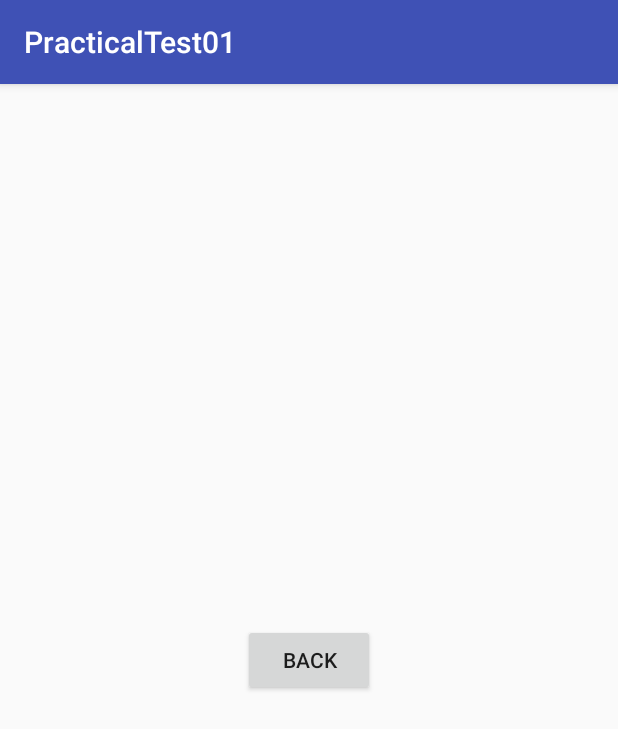
After one commit to Matei94/PracticalTest01, an Android app: the PracticalTest01SecondaryActivity screen opened directly, with no data from a screen before it, on a phone screen of 412 x 824 dp. The commit adds this screen. Shown: the top 729 px of the screen. Run offline under Robolectric (Android 15) with nearby library versions, the phone set to English and light mode, and no system bars.

Commit message:
add message transmission between activities

```diff
--- a/PracticalTest01/app/src/main/AndroidManifest.xml
+++ b/PracticalTest01/app/src/main/AndroidManifest.xml
@@ -15,6 +15,12 @@
                 <category android:name="android.intent.category.LAUNCHER" />
             </intent-filter>
         </activity>
+        <activity android:name=".PracticalTest01SecondaryActivity">
+            <intent-filter>
+                <action android:name="practicaltest01.eim.systems.cs.pub.ro.practicaltest01.PracticalTest01SecondaryActivity" />
+                <category android:name="android.intent.category.DEFAULT" />
+            </intent-filter>
+        </activity>
     </application>
 
 </manifest>
--- /dev/null
+++ b/PracticalTest01/app/src/main/java/practicaltest01/eim/systems/cs/pub/ro/practicaltest01/PracticalTest01SecondaryActivity.java
@@ -0,0 +1,40 @@
+package practicaltest01.eim.systems.cs.pub.ro.practicaltest01;
+
+import android.content.Intent;
+import android.support.v7.app.AppCompatActivity;
+import android.os.Bundle;
+import android.util.Log;
+import android.view.View;
+import android.widget.Button;
+
+public class PracticalTest01SecondaryActivity extends AppCompatActivity {
+
+    private class ButtonClickListener implements View.OnClickListener {
+        @Override
+        public void onClick(View v) {
+            switch (v.getId()) {
+                case R.id.backButton:
+                    Intent intentFromParent = getIntent();
+                    Bundle dataFromParent = intentFromParent.getExtras();
+
+                    Intent intentToParent = new Intent();
+                    intentToParent.putExtra("toparent", dataFromParent.getString("tochild") + " indeed");
+                    setResult(RESULT_OK, intentToParent);
+                    finish();
+                    break;
+                default:
+                    Log.d("MATEI", "Invalid view id: " + v.getId());
+            }
+        }
+    }
+
+    private ButtonClickListener buttonClickListener = new ButtonClickListener();
+
+    @Override
+    protected void onCreate(Bundle savedInstanceState) {
+        super.onCreate(savedInstanceState);
+        setContentView(R.layout.activity_practical_test01_secondary);
+
+        ((Button) findViewById(R.id.backButton)).setOnClickListener(buttonClickListener);
+    }
+}
--- /dev/null
+++ b/PracticalTest01/app/src/main/res/layout/activity_practical_test01_secondary.xml
@@ -0,0 +1,19 @@
+<?xml version="1.0" encoding="utf-8"?>
+<RelativeLayout xmlns:android="http://schemas.android.com/apk/res/android"
+    xmlns:tools="http://schemas.android.com/tools"
+    android:layout_width="match_parent"
+    android:layout_height="match_parent"
+    android:paddingBottom="@dimen/activity_vertical_margin"
+    android:paddingLeft="@dimen/activity_horizontal_margin"
+    android:paddingRight="@dimen/activity_horizontal_margin"
+    android:paddingTop="@dimen/activity_vertical_margin"
+    tools:context="practicaltest01.eim.systems.cs.pub.ro.practicaltest01.PracticalTest01SecondaryActivity">
+
+    <Button
+        android:layout_width="wrap_content"
+        android:layout_height="wrap_content"
+        android:text="Back"
+        android:id="@+id/backButton"
+        android:layout_centerVertical="true"
+        android:layout_centerHorizontal="true" />
+</RelativeLayout>
```
Also changed, not shown: PracticalTest01/app/src/main/java/practicaltest01/eim/systems/cs/pub/ro/practicaltest01/Constants.java (added, +8 -0 lines), PracticalTest01/app/src/main/java/practicaltest01/eim/systems/cs/pub/ro/practicaltest01/PracticalTest01MainActivity.java (+39 -0 lines).
